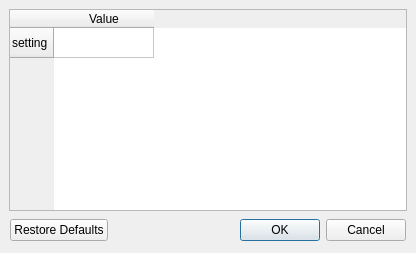
First picture: the form in ui/settingsDialog.ui, repository iocroblab/coindesigner, before the edit.
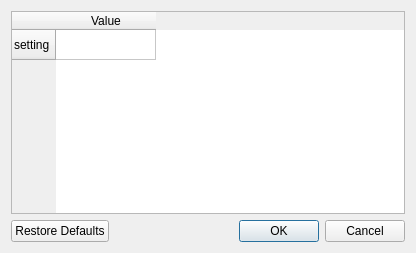
Second picture: the form after the edit.

The edit to the form file:
```diff
--- a/ui/settingsDialog.ui
+++ b/ui/settingsDialog.ui
@@ -18,15 +18,9 @@
   <property name="windowTitle" >
    <string>MField Editor</string>
   </property>
+  <layout class="QVBoxLayout" >
+   <item>
   <widget class="QTableWidget" name="table" >
-   <property name="geometry" >
-    <rect>
-     <x>9</x>
-     <y>9</y>
-     <width>398</width>
-     <height>202</height>
-    </rect>
-   </property>
    <property name="contextMenuPolicy" >
     <enum>Qt::CustomContextMenu</enum>
    </property>
@@ -41,15 +35,9 @@
     </property>
    </column>
   </widget>
+   </item>
+   <item>
   <widget class="QDialogButtonBox" name="buttonBox" >
-   <property name="geometry" >
-    <rect>
-     <x>10</x>
-     <y>218</y>
-     <width>396</width>
-     <height>25</height>
-    </rect>
-   </property>
    <property name="orientation" >
     <enum>Qt::Horizontal</enum>
    </property>
@@ -57,6 +45,8 @@
     <set>QDialogButtonBox::Cancel|QDialogButtonBox::NoButton|QDialogButtonBox::Ok|QDialogButtonBox::RestoreDefaults</set>
    </property>
   </widget>
+   </item>
+  </layout>
  </widget>
  <resources/>
  <connections>
```
Lines whose indentation alone changed are shown as unchanged.
